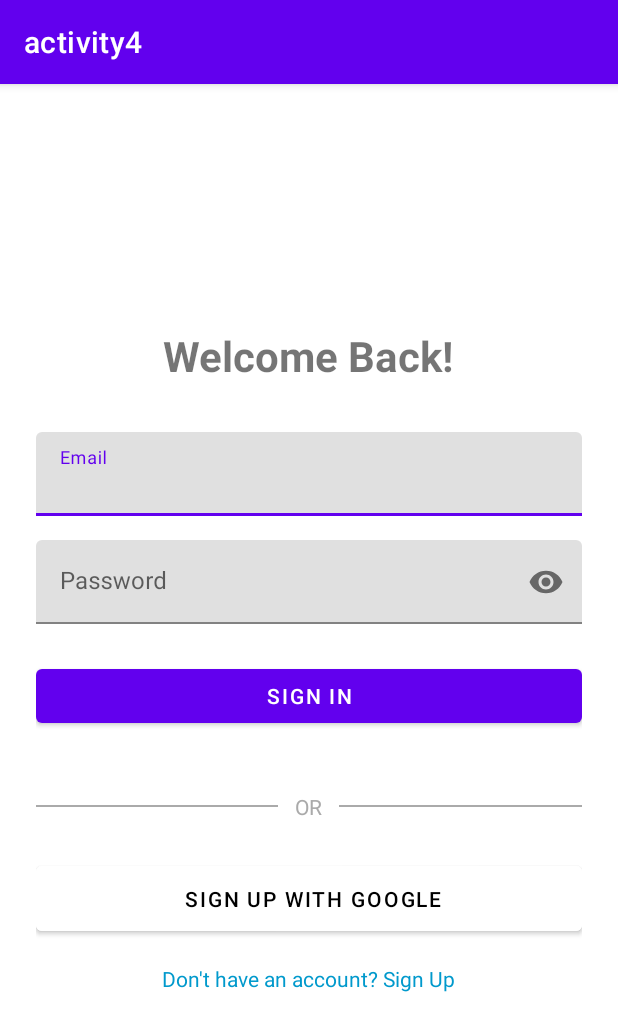
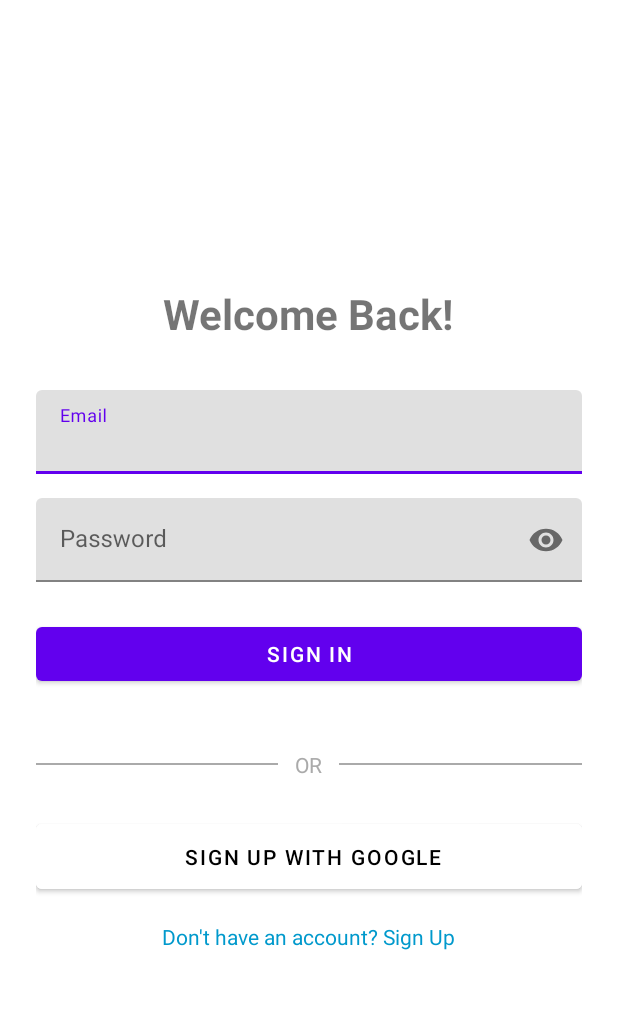
Before and after one commit to riv-exe/activity4_group1, an Android app: the screen it shows after launch (LoginActivity), on a phone screen of 412 x 824 dp. Shown: the top 1031 px of the screen. Run offline under Robolectric (Android 15) with nearby library versions, the phone set to English and light mode, and no system bars; our stand-ins replace Firebase (no records; nobody signed in at launch, a user with empty details on screens opened directly).

Commit message:
Update activity_login.xml
Removed action bar

```diff
--- a/app/src/main/res/values/themes.xml
+++ b/app/src/main/res/values/themes.xml
@@ -1,6 +1,6 @@
 <resources xmlns:tools="http://schemas.android.com/tools">
     <!-- Base application theme. -->
-    <style name="Theme.Activity4group1" parent="Theme.MaterialComponents.DayNight.DarkActionBar">
+    <style name="Theme.Activity4group1" parent="Theme.MaterialComponents.DayNight.NoActionBar">
         <!-- Primary brand color. -->
         <item name="colorPrimary">@color/purple_500</item>
         <item name="colorPrimaryVariant">@color/purple_700</item>
```
